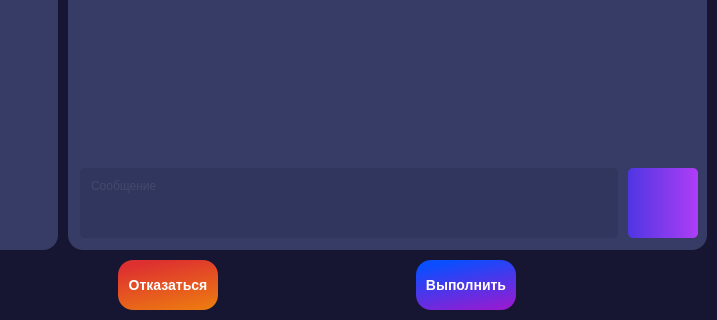
Qt form interfaces/bug_page.ui (ArtShibaev/Bugtracker) before a commit; both pictures show x 609 to 1326 and y 430 to 750 of the 1326 by 750 pixel window.
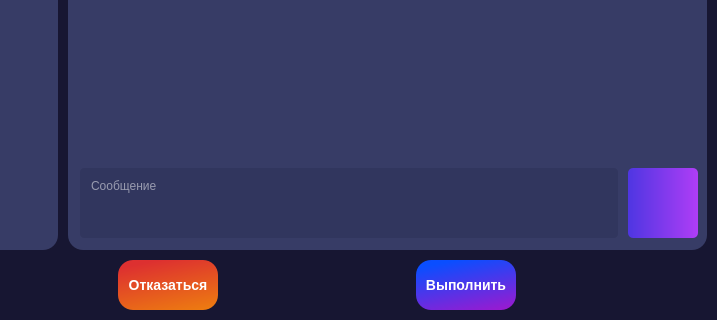
The same form after that commit.

Commit message: Добавлена отправка сообщений + ник логин-юзера выделяется курсивом

```diff
--- a/interfaces/bug_page.ui
+++ b/interfaces/bug_page.ui
@@ -1105,7 +1105,8 @@
                   <string notr="true">background-color: rgba(27, 30, 61, 50);
 padding: 7px;
 color: rgba(255, 255, 255, 43);
-border-radius: 4px;</string>
+border-radius: 4px;
+color: #fff;</string>
                  </property>
                  <property name="placeholderText">
                   <string>Сообщение</string>
```
Left out of the diff: 9 changed lines with no effect on the pictures. The commit also changes 1 other file.
